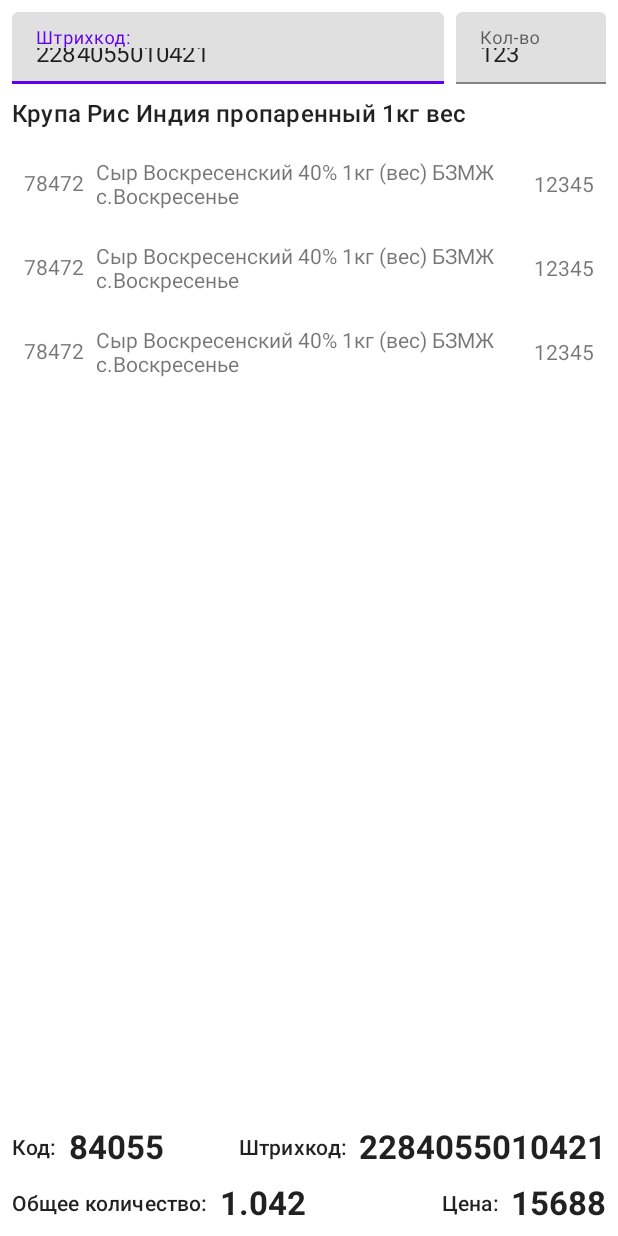
After one commit to Gizmodo/TCD, an Android app: the layout activity_zebra.xml on its own in the app's theme, with its tools: preview values and no code run, on a phone screen of 412 x 824 dp. The commit adds this screen. Run offline under Robolectric (Android 15) with nearby library versions, the phone set to English and light mode, and no system bars.

Commit message:
Добавлен новый экран инвентаризации

```diff
--- /dev/null
+++ b/app/src/main/res/layout/activity_zebra.xml
@@ -0,0 +1,159 @@
+<?xml version="1.0" encoding="utf-8"?>
+<androidx.constraintlayout.widget.ConstraintLayout xmlns:android="http://schemas.android.com/apk/res/android"
+    xmlns:app="http://schemas.android.com/apk/res-auto"
+    xmlns:tools="http://schemas.android.com/tools"
+    android:layout_width="match_parent"
+    android:layout_height="match_parent">
+
+    <com.google.android.material.textfield.TextInputLayout
+        android:id="@+id/textInputLayout"
+        android:layout_width="0dp"
+        android:layout_height="48dp"
+        android:layout_margin="8dp"
+        app:layout_constraintEnd_toStartOf="@id/textInputLayout2"
+        app:layout_constraintStart_toStartOf="parent"
+        app:layout_constraintTop_toTopOf="parent">
+
+        <com.google.android.material.textfield.TextInputEditText
+            android:layout_width="match_parent"
+            android:layout_height="wrap_content"
+            android:hint="@string/barcode"
+            android:minHeight="48dp"
+            android:textColorHint="#757575"
+            tools:ignore="DuplicateSpeakableTextCheck"
+            tools:text="2284055010421" />
+    </com.google.android.material.textfield.TextInputLayout>
+
+    <com.google.android.material.textfield.TextInputLayout
+        android:id="@+id/textInputLayout2"
+        android:layout_width="100dp"
+        android:layout_height="48dp"
+        android:layout_margin="8dp"
+        app:layout_constraintEnd_toEndOf="parent"
+        app:layout_constraintTop_toTopOf="parent">
+
+        <com.google.android.material.textfield.TextInputEditText
+            android:layout_width="match_parent"
+            android:layout_height="wrap_content"
+            android:hint="@string/count"
+            android:minHeight="48dp"
+            android:textColorHint="#757575"
+            tools:text="123" />
+    </com.google.android.material.textfield.TextInputLayout>
+
+    <TextView
+        android:id="@+id/txtZGood"
+        android:layout_width="0dp"
+        android:layout_height="wrap_content"
+        android:layout_margin="8dp"
+        android:layout_marginStart="8dp"
+        android:layout_marginEnd="8dp"
+        android:textAppearance="@style/TextAppearance.Material3.TitleMedium"
+        app:layout_constraintEnd_toEndOf="parent"
+        app:layout_constraintStart_toStartOf="parent"
+        app:layout_constraintTop_toBottomOf="@id/textInputLayout"
+        tools:text="Крупа Рис Индия пропаренный 1кг вес" />
+
+    <TextView
+        android:id="@+id/textView7"
+        android:layout_width="wrap_content"
+        android:layout_height="wrap_content"
+        android:layout_margin="8dp"
+        android:layout_marginStart="8dp"
+        android:text="@string/price"
+        android:textAppearance="@style/TextAppearance.Material3.TitleSmall"
+        app:layout_constraintBottom_toBottomOf="@id/txtZPrice"
+        app:layout_constraintEnd_toStartOf="@id/txtZPrice"
+        app:layout_constraintTop_toTopOf="@id/txtZPrice" />
+
+    <TextView
+        android:id="@+id/txtZPrice"
+        android:layout_width="0dp"
+        android:layout_height="wrap_content"
+        android:layout_marginBottom="8dp"
+        android:textAppearance="@style/TextAppearance.Material3.TitleLarge"
+        android:textStyle="bold"
+        app:layout_constraintBottom_toBottomOf="parent"
+        app:layout_constraintEnd_toEndOf="@+id/txtZBarcode"
+        tools:text="15688" />
+
+    <TextView
+        android:id="@+id/textView11"
+        android:layout_width="wrap_content"
+        android:layout_height="wrap_content"
+        android:layout_marginStart="8dp"
+        android:text="@string/code"
+        android:textAppearance="@style/TextAppearance.Material3.TitleSmall"
+        app:layout_constraintBottom_toBottomOf="@id/txtZCode"
+        app:layout_constraintStart_toStartOf="parent"
+        app:layout_constraintTop_toTopOf="@id/txtZCode" />
+
+    <TextView
+        android:id="@+id/txtZCode"
+        android:layout_width="wrap_content"
+        android:layout_height="wrap_content"
+        android:layout_marginStart="8dp"
+        android:layout_marginBottom="8dp"
+        android:textAppearance="@style/TextAppearance.Material3.TitleLarge"
+        android:textStyle="bold"
+        app:layout_constraintBottom_toTopOf="@id/txtZTotal"
+        app:layout_constraintStart_toEndOf="@id/textView11"
+        tools:text="84055" />
+
+    <TextView
+        android:id="@+id/txtZBarcode"
+        android:layout_width="0dp"
+        android:layout_height="wrap_content"
+        android:layout_marginEnd="8dp"
+        android:layout_marginBottom="8dp"
+        android:textAppearance="@style/TextAppearance.Material3.TitleLarge"
+        android:textStyle="bold"
+        app:layout_constraintBottom_toTopOf="@id/txtZPrice"
+        app:layout_constraintEnd_toEndOf="parent"
+        tools:text="2284055010421" />
+
+    <TextView
+        android:id="@+id/textView13"
+        android:layout_width="wrap_content"
+        android:layout_height="wrap_content"
+        android:layout_marginEnd="8dp"
+        android:text="@string/barcode"
+        android:textAppearance="@style/TextAppearance.Material3.TitleSmall"
+        app:layout_constraintBottom_toBottomOf="@id/txtZBarcode"
+        app:layout_constraintEnd_toStartOf="@id/txtZBarcode"
+        app:layout_constraintTop_toTopOf="@id/txtZBarcode" />
+
+    <TextView
+        android:id="@+id/textView15"
+        android:layout_width="wrap_content"
+        android:layout_height="wrap_content"
+        android:layout_marginStart="8dp"
+        android:text="@string/OverallCount"
+        android:textAppearance="@style/TextAppearance.Material3.TitleSmall"
+        app:layout_constraintBottom_toBottomOf="@id/txtZTotal"
+        app:layout_constraintStart_toStartOf="parent"
+        app:layout_constraintTop_toTopOf="@id/txtZTotal" />
+
+    <TextView
+        android:id="@+id/txtZTotal"
+        android:layout_width="wrap_content"
+        android:layout_height="wrap_content"
+        android:layout_marginStart="8dp"
+        android:layout_marginBottom="8dp"
+        android:textAppearance="@style/TextAppearance.Material3.TitleLarge"
+        android:textStyle="bold"
+        app:layout_constraintBottom_toBottomOf="parent"
+        app:layout_constraintStart_toEndOf="@id/textView15"
+        tools:text="1.042" />
+
+    <androidx.recyclerview.widget.RecyclerView
+        android:layout_width="0dp"
+        android:layout_height="0dp"
+        android:layout_margin="8dp"
+        app:layout_constraintBottom_toTopOf="@id/txtZBarcode"
+        app:layout_constraintEnd_toEndOf="parent"
+        app:layout_constraintStart_toStartOf="parent"
+        app:layout_constraintTop_toBottomOf="@id/txtZGood"
+        tools:listitem="@layout/inv_item_v2" />
+
+</androidx.constraintlayout.widget.ConstraintLayout>
--- a/app/src/main/res/values/strings.xml
+++ b/app/src/main/res/values/strings.xml
@@ -20,11 +20,11 @@
     <string name="ok">OK</string>
     <string name="begin">Начало</string>
     <string name="cancel">Отмена</string>
-    <string name="code">Код</string>
+    <string name="code">Код:</string>
     <string name="plu">PLU</string>
-    <string name="barcode">Штрихкод</string>
+    <string name="barcode">Штрихкод:</string>
     <string name="good">Товар</string>
-    <string name="price">Цена</string>
+    <string name="price">Цена:</string>
     <string name="entercode">Введите код:</string>
     <string name="upload">Выгрузить</string>
     <string name="count">Кол-во</string>
@@ -32,4 +32,5 @@
     <string name="search">Поиск</string>
     <string name="detailTitle">Информация по товару</string>
     <string name="name">Наименование</string>
+    <string name="OverallCount">Общее количество:</string>
 </resources>
```
